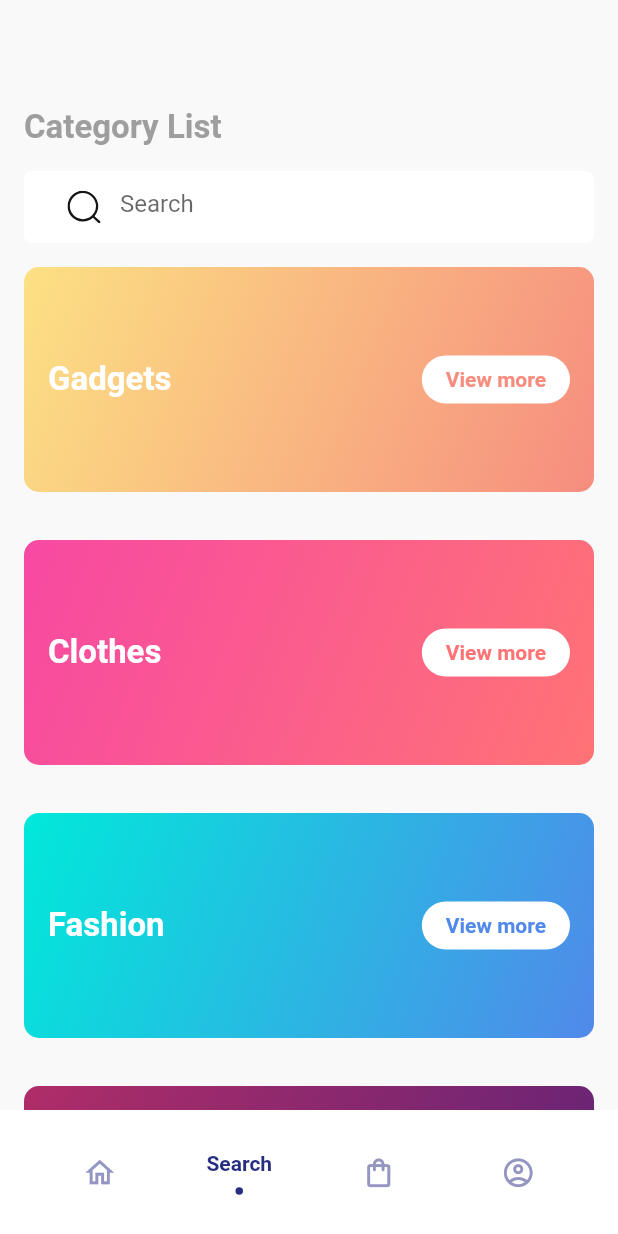
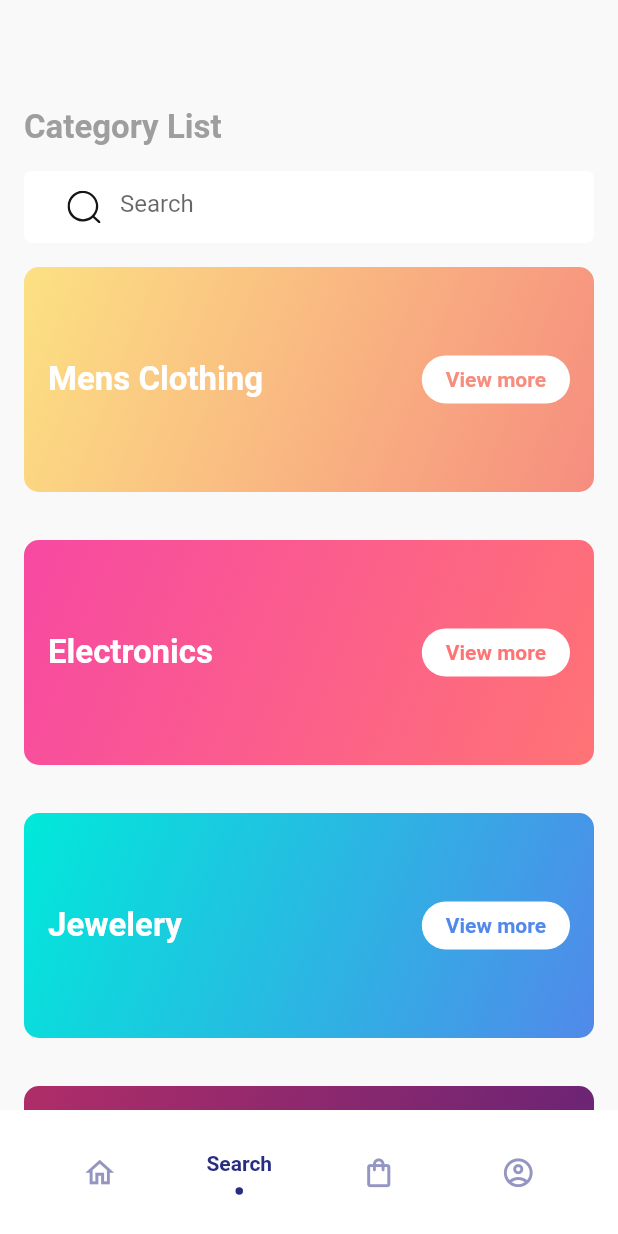
Before and after one commit to nextgen1000/Tunzaa_Task, a Flutter app: the HomePage screen opened directly, swiped to page 2, on a phone screen of 412 x 824 dp. Run offline on Flutter 3.47's test engine with Material 2 defaults, Android fonts, the phone set to English and light mode, and no system bars; drawn by our look-alikes of flashy_tab_bar2; our stand-ins replace dotted_border, flutter_slidable, flutter_svg; network calls fail.

Commit message:
ANDROID APK

```diff
--- a/lib/pages/categories/categories.dart
+++ b/lib/pages/categories/categories.dart
@@ -13,25 +13,25 @@ class _CategoryListPageState extends State<CategoryListPage> {
     Category(
       Color(0xffFCE183),
       Color(0xffF68D7F),
-      'Gadgets',
+      'Mens Clothing',
       'assets/images/headphone_13.png',
     ),
     Category(
       Color(0xffF749A2),
       Color(0xffFF7375),
-      'Clothes',
+      'Electronics',
       'assets/images/headphone_13.png',
     ),
     Category(
       Color(0xff00E9DA),
       Color(0xff5189EA),
-      'Fashion',
+      'Jewelery',
       'assets/images/headphone_13.png',
     ),
     Category(
       Color(0xffAF2D68),
       Color(0xff632376),
-      'Home',
+      'womens clothing',
       'assets/images/headphone_13.png',
     ),
     Category(
```
Also changed, not shown: 2 other files.
